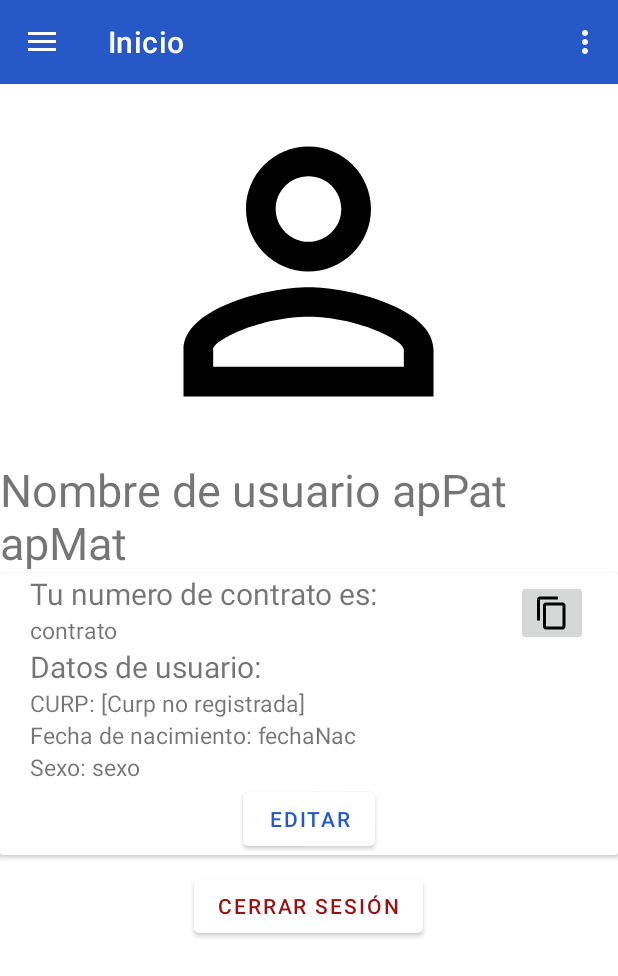
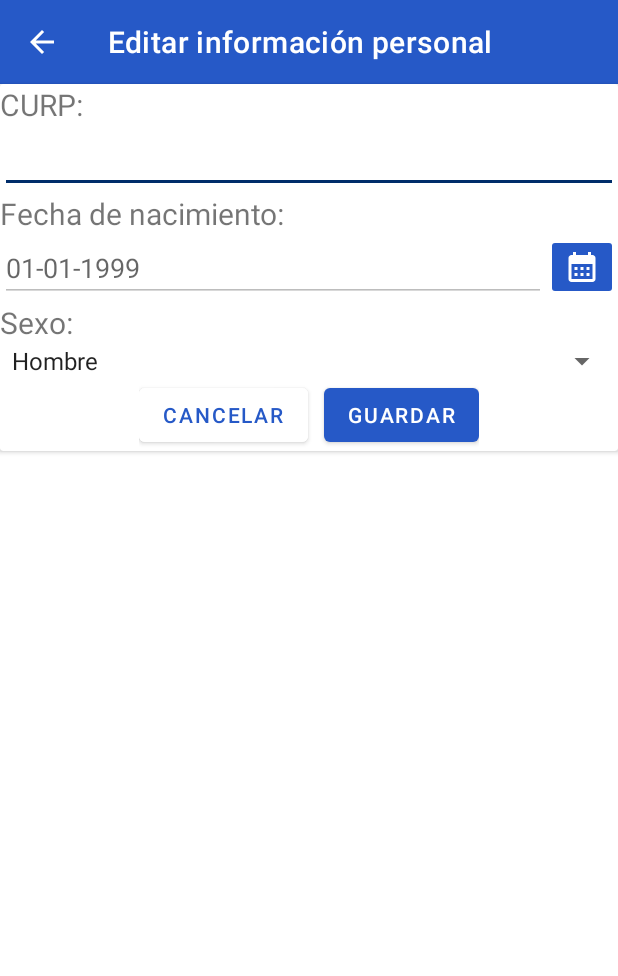
Before and after one commit to guslg325/ComSafeApp, an Android app: the fragment ProfileFragment placed in its activity, after a tap on "EDITAR", on a phone screen of 412 x 824 dp. Shown: the top 976 px of the screen. Run offline under Robolectric (Android 15) with nearby library versions, the phone set to English and light mode, and no system bars.

Commit message:
Added edit profile view

```diff
--- a/app/src/main/AndroidManifest.xml
+++ b/app/src/main/AndroidManifest.xml
@@ -5,7 +5,7 @@
     android:versionCode="1"
     android:versionName="0.1.0">
 
-    <uses-permission android:name="android.permission.INTERNET"></uses-permission>
+    <uses-permission android:name="android.permission.INTERNET"/>
 
     <application
         android:allowBackup="true"
@@ -26,6 +26,9 @@
             android:name="ViewController.FragmentHolderActivity"
             android:exported="true"/>
         <activity
+            android:name="ViewController.ProfileEditActivity"
+            android:exported="true"/>
+        <activity
             android:name="ViewController.SplashScreen"
             android:exported="true"
             android:theme="@style/SplashScreenStyle">
--- /dev/null
+++ b/app/src/main/java/ViewController/ProfileEditActivity.java
@@ -0,0 +1,50 @@
+package ViewController;
+
+import androidx.appcompat.app.AppCompatActivity;
+import android.content.Context;
+import android.content.SharedPreferences;
+import android.os.Bundle;
+import android.view.View;
+import android.view.View.OnClickListener;
+import android.widget.ArrayAdapter;
+import android.widget.Spinner;
+import androidx.appcompat.widget.Toolbar;
+
+import com.example.comsafe.R;
+
+public class ProfileEditActivity extends AppCompatActivity implements OnClickListener {
+    private SharedPreferences sp;
+    private String curp,fechaNac,sexo;
+    private Spinner spinner;
+    private Toolbar jtb;
+
+    @Override
+    public void onCreate(Bundle savedInstanceState) {
+        super.onCreate(savedInstanceState);
+        setContentView(R.layout.activity_profile_edit);
+
+        jtb = findViewById(R.id.toolbarProfileEdit);
+        jtb.setNavigationOnClickListener(new OnClickListener() {
+            @Override
+            public void onClick(View view) {
+                finish();
+            }
+        });
+
+        sp = getSharedPreferences("preferencias", Context.MODE_PRIVATE);
+
+        curp = sp.getString("CURP","[Curp no registrada]");
+        fechaNac = sp.getString("nacimiento", "fechaNac");
+        sexo = sp.getString("sexo", "sexo");
+        spinner = findViewById(R.id.spnSexEdit);
+
+        ArrayAdapter<CharSequence> adapter = ArrayAdapter.createFromResource(this, R.array.sexArray, android.R.layout.simple_spinner_item);
+        adapter.setDropDownViewResource(android.R.layout.simple_spinner_dropdown_item);
+        spinner.setAdapter(adapter);
+    }
+
+    @Override
+    public void onClick(View v){
+
+    }
+}
--- a/app/src/main/java/ViewController/ProfileFragment.java
+++ b/app/src/main/java/ViewController/ProfileFragment.java
@@ -9,16 +9,17 @@ import android.view.View.OnClickListener;
 import android.widget.*;
 import androidx.appcompat.app.AppCompatActivity;
 import androidx.fragment.app.Fragment;
+
 import com.example.comsafe.R;
 import android.content.ClipboardManager;
 
 public class ProfileFragment extends Fragment implements OnClickListener {
-    SharedPreferences sp;
-    Button jbtnLogout, jbtnEditProfile;
-    ImageButton jbtnCopy;
-    TextView tvCURP,tvNombre,tvContrato,tvSexo,tvFecha;
-    View rootView;
-    String nombre,paterno,materno,tipo,contrato,curp,fechaNac,sexo;
+    private SharedPreferences sp;
+    private Button jbtnLogout, jbtnEditProfile;
+    private ImageButton jbtnCopy;
+    private TextView tvCURP,tvNombre,tvContrato,tvSexo,tvFecha;
+    private View rootView;
+    private String nombre,paterno,materno,tipo,contrato,curp,fechaNac,sexo;
 
     @Override
     public void onCreate(Bundle savedInstanceState) {
@@ -92,7 +93,8 @@ public class ProfileFragment extends Fragment implements OnClickListener {
             this.getActivity().finish();
         }
         if(view.getId()==R.id.btnEditProfile){
-            //todo nav to edit fragment
+            Intent itn = new Intent(rootView.getContext(), ProfileEditActivity.class);
+            startActivity(itn);
         }
         if(view.getId()==R.id.btnCopy){
             //Copiar num contrato al portapapeles
--- /dev/null
+++ b/app/src/main/res/drawable/ic_calendar_dark_24.xml
@@ -0,0 +1,5 @@
+<vector android:height="24dp" android:tint="#FFFFFF"
+    android:viewportHeight="24" android:viewportWidth="24"
+    android:width="24dp" xmlns:android="http://schemas.android.com/apk/res/android">
+    <path android:fillColor="@android:color/white" android:pathData="M19,4h-1V2h-2v2H8V2H6v2H5C3.89,4 3.01,4.9 3.01,6L3,20c0,1.1 0.89,2 2,2h14c1.1,0 2,-0.9 2,-2V6C21,4.9 20.1,4 19,4zM19,20H5V10h14V20zM9,14H7v-2h2V14zM13,14h-2v-2h2V14zM17,14h-2v-2h2V14zM9,18H7v-2h2V18zM13,18h-2v-2h2V18zM17,18h-2v-2h2V18z"/>
+</vector>
--- /dev/null
+++ b/app/src/main/res/layout/activity_profile_edit.xml
@@ -0,0 +1,93 @@
+<?xml version="1.0" encoding="utf-8"?>
+<RelativeLayout xmlns:android="http://schemas.android.com/apk/res/android"
+    xmlns:app="http://schemas.android.com/apk/res-auto"
+    android:layout_width="match_parent"
+    android:layout_height="match_parent"
+    style="@style/cardActivity">
+
+    <androidx.appcompat.widget.Toolbar
+        android:id="@+id/toolbarProfileEdit"
+        android:layout_width="match_parent"
+        android:layout_height="wrap_content"
+        app:title="@string/tvTitleEditProfile"
+        style="@style/toolbarForgot"
+        app:navigationIcon="@drawable/ic_back_24"/>
+
+    <com.google.android.material.card.MaterialCardView
+        android:layout_width="match_parent"
+        android:layout_height="wrap_content"
+        android:layout_below="@id/toolbarProfileEdit"
+        style="@style/card">
+        <RelativeLayout
+            android:layout_width="match_parent"
+            android:layout_height="match_parent">
+            <TextView
+                android:id="@+id/tvCurpEdit"
+                android:layout_width="match_parent"
+                android:layout_height="wrap_content"
+                android:textSize="20sp"
+                android:text="@string/tvInfo2"/>
+            <EditText
+                android:id="@+id/etCurpEdit"
+                android:layout_width="match_parent"
+                android:layout_height="wrap_content"
+                android:layout_below="@id/tvCurpEdit"/>
+            <TextView
+                android:id="@+id/tvBirthdayEdit"
+                android:layout_width="match_parent"
+                android:layout_height="wrap_content"
+                android:layout_below="@id/etCurpEdit"
+                android:textSize="20sp"
+                android:text="@string/tvInfo3"/>
+            <EditText
+                android:id="@+id/etBirthdayEdit"
+                android:layout_width="match_parent"
+                android:layout_height="wrap_content"
+                android:layout_below="@id/tvBirthdayEdit"
+                android:layout_toLeftOf="@id/btnCalendar"
+                android:enabled="false"
+                android:hint="01-01-1999"/>
+            <ImageButton
+                android:id="@+id/btnCalendar"
+                android:layout_width="wrap_content"
+                android:layout_height="wrap_content"
+                android:layout_below="@id/tvBirthdayEdit"
+                android:layout_alignParentRight="true"
+                style="@style/btnCalendar"/>
+            <TextView
+                android:id="@+id/tvSexEdit"
+                android:layout_width="match_parent"
+                android:layout_height="wrap_content"
+                android:layout_below="@id/etBirthdayEdit"
+                android:textSize="20sp"
+                android:text="@string/tvInfo4"/>
+            <Spinner
+                android:id="@+id/spnSexEdit"
+                android:layout_width="match_parent"
+                android:layout_height="wrap_content"
+                android:layout_below="@id/tvSexEdit"/>
+            <LinearLayout
+                android:layout_width="wrap_content"
+                android:layout_height="wrap_content"
+                android:orientation="horizontal"
+                android:layout_below="@id/spnSexEdit"
+                android:layout_centerHorizontal="true">
+                <Button
+                    android:id="@+id/btnCancelEdit"
+                    android:layout_width="wrap_content"
+                    android:layout_height="wrap_content"
+                    android:text="@string/btnCancel"
+                    style="@style/normalButton"
+                    android:layout_marginEnd="5dp"/>
+                <Button
+                    android:id="@+id/btnSaveEdit"
+                    android:layout_width="wrap_content"
+                    android:layout_height="wrap_content"
+                    android:text="@string/btnSave"
+                    android:layout_marginStart="5dp"
+                    style="@style/mainButton" />
+            </LinearLayout>
+        </RelativeLayout>
+    </com.google.android.material.card.MaterialCardView>
+
+</RelativeLayout>
--- a/app/src/main/res/layout/fragment_about.xml
+++ b/app/src/main/res/layout/fragment_about.xml
@@ -1,5 +1,8 @@
 <?xml version="1.0" encoding="utf-8"?>
-<LinearLayout xmlns:android="http://schemas.android.com/apk/res/android"
+<ScrollView xmlns:android="http://schemas.android.com/apk/res/android"
+    android:layout_width="match_parent"
+    android:layout_height="match_parent">
+    <LinearLayout
         android:layout_width="match_parent"
         android:layout_height="match_parent"
         android:orientation="vertical"
@@ -53,6 +56,5 @@
             android:layout_height="wrap_content"
             android:textSize="15sp"
             android:text="@string/developer4"/>
-
-
     </LinearLayout>
+</ScrollView>
--- a/app/src/main/res/values-night/themes.xml
+++ b/app/src/main/res/values-night/themes.xml
@@ -99,6 +99,12 @@
         <item name="android:src">@drawable/ic_copy_dark_24</item>
     </style>
 
+    <!--Profile edition-->
+    <style name="btnCalendar">
+        <item name="android:src">@drawable/ic_calendar_dark_24</item>
+        <item name="android:backgroundTint">@color/black</item>
+    </style>
+
     <!--Nav menu-->
     <style name="imgUser">
         <item name="android:src">@drawable/ic_user_dark_24</item>
--- a/app/src/main/res/values/strings.xml
+++ b/app/src/main/res/values/strings.xml
@@ -50,6 +50,15 @@ y de domicilio.</string>
     <string name="btnLogout">Cerrar sesión</string>
     <string name="ContratoCopied">Número de contrato copiado al portapapeles</string>
 
+    <!--Edit profile-->
+    <string name="tvTitleEditProfile">Editar información personal</string>
+    <string-array name="sexArray">
+        <item>Hombre</item>
+        <item>Mujer</item>
+    </string-array>
+    <string name="btnCancel">Cancelar</string>
+    <string name="btnSave">Guardar</string>
+
     <!--Visitas-->
     <string name="tvTitleVisitas">Visitas</string>
     <string name="tvSubtitleVisitas">Historial de visitas</string>
@@ -84,7 +93,7 @@ y de domicilio.</string>
     <string name="dbAPI">https://isw-api.000webhostapp.com/</string>
 
     <!--Nav drawer items-->
-    <string name="action_settings">Configuración</string>
+    <string name="action_settings">Acerca de</string>
     <string name="action_search">Buscar</string>
     <string name="drawer_open">Abrir</string>
     <string name="drawer_close">Cerrar</string>
--- a/app/src/main/res/values/themes.xml
+++ b/app/src/main/res/values/themes.xml
@@ -100,6 +100,12 @@
         <item name="android:src">@drawable/ic_copy_24</item>
     </style>
 
+    <!--Profile edition-->
+    <style name="btnCalendar">
+        <item name="android:src">@drawable/ic_calendar_dark_24</item>
+        <item name="android:backgroundTint">@color/blue_escom</item>
+    </style>
+
     <!--Nav menu-->
     <style name="imgUser">
         <item name="android:src">@drawable/ic_user_24</item>
```
Lines whose indentation alone changed are shown as unchanged.
